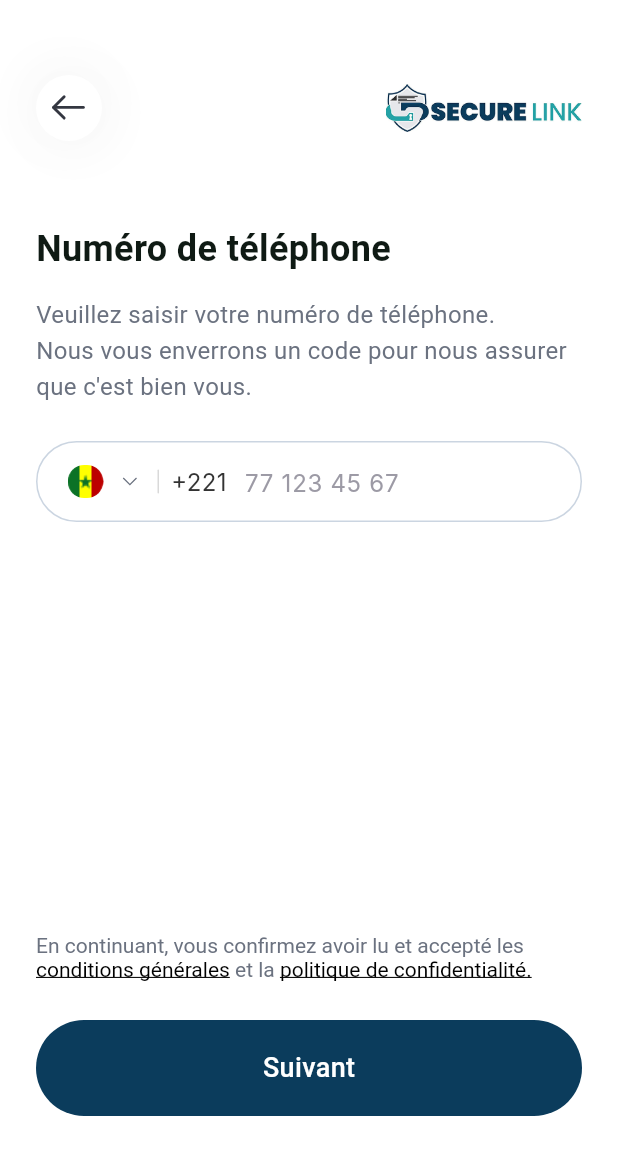
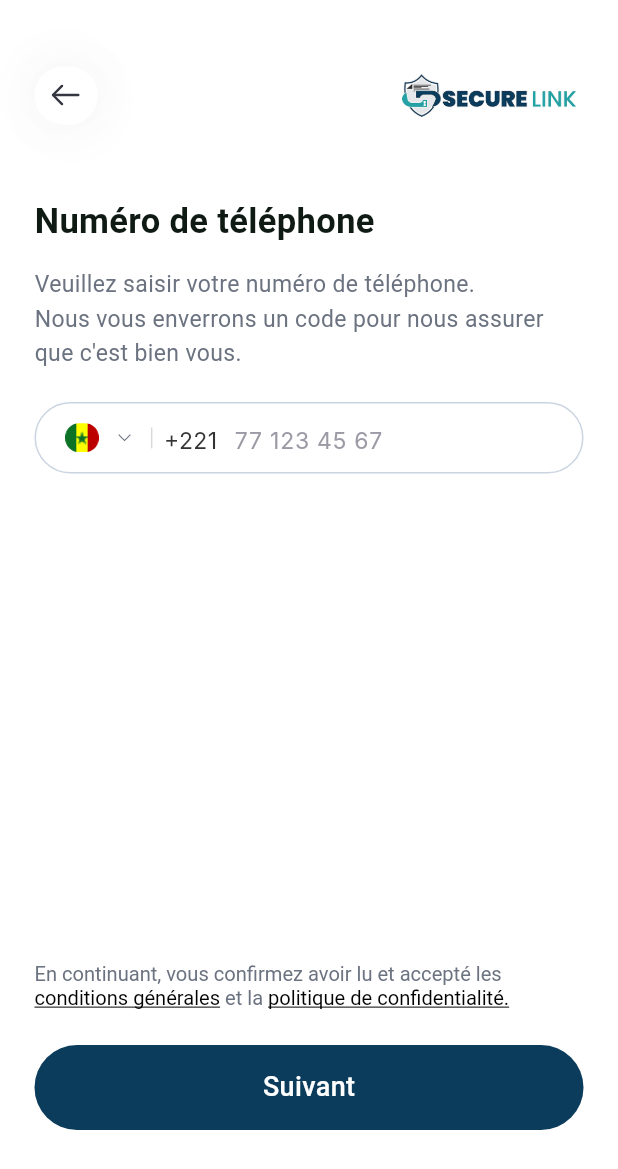
Before and after one commit to innovimpactafrica/secure-forms, a Flutter app: the LoginScreen screen opened by its route, on a phone screen of 412 x 824 dp. Shown: the top 1169 px of the screen. Run offline on Flutter 3.47's test engine with Material 3 defaults, Android fonts, the phone set to English and light mode, and no system bars; our stand-ins replace flutter_svg; Roboto replaces fonts that are missing (Inter, Sofia Sans).

Commit message:
Add responsive design: utils, widgets, and screen adaptations for all devices

```diff
--- a/lib/pages/auth/login_screen.dart
+++ b/lib/pages/auth/login_screen.dart
@@ -1,6 +1,7 @@
 import 'package:flutter/material.dart';
 import 'package:flutter_svg/flutter_svg.dart';
 import '../../utils/app_routes.dart';
+import '../../utils/responsive_utils.dart';
 
 class LoginScreen extends StatefulWidget {
   const LoginScreen({super.key});
@@ -17,41 +18,47 @@ class _LoginScreenState extends State<LoginScreen> {
     return Scaffold(
       backgroundColor: Colors.white,
       body: SizedBox(
-        width: 430,
-        height: 932,
+        width: ResponsiveUtils.getScreenWidth(context),
+        height: ResponsiveUtils.getScreenHeight(context),
         child: Stack(
           children: [
             // Bouton retour
             Positioned(
-              top: 50,
-              left: 24,
+              top: ResponsiveUtils.getResponsiveHeight(context, 50),
+              left: ResponsiveUtils.getResponsiveWidth(context, 24),
               child: GestureDetector(
                 onTap: () => Navigator.of(context).pop(),
                 child: Container(
-                  width: 44,
-                  height: 44,
+                  width: ResponsiveUtils.getResponsiveWidth(context, 44),
+                  height: ResponsiveUtils.getResponsiveHeight(context, 44),
                   decoration: BoxDecoration(
                     color: Colors.white,
-                    borderRadius: BorderRadius.circular(22),
+                    borderRadius: BorderRadius.circular(ResponsiveUtils.getResponsiveValue(context, 22)),
                     boxShadow: [
                       BoxShadow(
                         color: Colors.black.withOpacity(0.03),
-                        blurRadius: 32,
-                        offset: const Offset(-3, -3),
+                        blurRadius: ResponsiveUtils.getResponsiveValue(context, 32),
+                        offset: Offset(
+                          ResponsiveUtils.getResponsiveValue(context, -3),
+                          ResponsiveUtils.getResponsiveValue(context, -3),
+                        ),
                       ),
                       BoxShadow(
                         color: Colors.black.withOpacity(0.03),
-                        blurRadius: 32,
-                        offset: const Offset(3, 3),
+                        blurRadius: ResponsiveUtils.getResponsiveValue(context, 32),
+                        offset: Offset(
+                          ResponsiveUtils.getResponsiveValue(context, 3),
+                          ResponsiveUtils.getResponsiveValue(context, 3),
+                        ),
                       ),
                     ],
                   ),
                   child: Padding(
-                    padding: const EdgeInsets.all(7.54),
+                    padding: EdgeInsets.all(ResponsiveUtils.getResponsiveValue(context, 7.54)),
                     child: SvgPicture.asset(
                       'assets/icons/arrow-left.svg',
-                      width: 30.17,
-                      height: 30.17,
+                      width: ResponsiveUtils.getResponsiveWidth(context, 30.17),
+                      height: ResponsiveUtils.getResponsiveHeight(context, 30.17),
                     ),
                   ),
                 ),
@@ -59,20 +66,20 @@ class _LoginScreenState extends State<LoginScreen> {
             ),
             // Logo
             Positioned(
-              top: 56,
-              right: 24,
+              top: ResponsiveUtils.getResponsiveHeight(context, 56),
+              right: ResponsiveUtils.getResponsiveWidth(context, 24),
               child: Image.asset(
                 'assets/images/securelink.png',
-                width: 131,
-                height: 32,
+                width: ResponsiveUtils.getResponsiveWidth(context, 131),
+                height: ResponsiveUtils.getResponsiveHeight(context, 32),
                 fit: BoxFit.contain,
               ),
             ),
             // Contenu principal
             Positioned(
-              top: 150,
-              left: 24,
-              right: 24,
+              top: ResponsiveUtils.getResponsiveHeight(context, 150),
+              left: ResponsiveUtils.getResponsiveWidth(context, 24),
+              right: ResponsiveUtils.getResponsiveWidth(context, 24),
               child: Column(
                 crossAxisAlignment: CrossAxisAlignment.start,
                 children: [
@@ -82,81 +89,84 @@ class _LoginScreenState extends State<LoginScreen> {
                     style: TextStyle(
                       fontFamily: 'Sofia Sans',
                       fontWeight: FontWeight.w600,
-                      fontSize: 24,
+                      fontSize: ResponsiveUtils.getResponsiveFontSize(context, 24),
                       height: 32 / 24,
                       color: const Color(0xFF0F1A14),
                     ),
                   ),
-                  const SizedBox(height: 16),
+                  SizedBox(height: ResponsiveUtils.getResponsiveHeight(context, 16)),
                   // Texte explicatif
                   Text(
                     'Veuillez saisir votre numéro de téléphone.\nNous vous enverrons un code pour nous assurer que c\'est bien vous.',
                     style: TextStyle(
                       fontFamily: 'Sofia Sans',
                       fontWeight: FontWeight.w400,
-                      fontSize: 16,
+                      fontSize: ResponsiveUtils.getResponsiveFontSize(context, 16),
                       height: 24 / 16,
                       color: const Color(0xFF6B7280),
                     ),
                   ),
-                  const SizedBox(height: 24),
+                  SizedBox(height: ResponsiveUtils.getResponsiveHeight(context, 24)),
                   // Champ téléphone
                   Container(
                     width: double.infinity,
-                    height: 54,
-                    padding: const EdgeInsets.symmetric(horizontal: 20, vertical: 15),
+                    height: ResponsiveUtils.getResponsiveHeight(context, 54),
+                    padding: EdgeInsets.symmetric(
+                      horizontal: ResponsiveUtils.getResponsiveWidth(context, 20),
+                      vertical: ResponsiveUtils.getResponsiveHeight(context, 15),
+                    ),
                     decoration: BoxDecoration(
-                      borderRadius: BorderRadius.circular(100),
+                      borderRadius: BorderRadius.circular(ResponsiveUtils.getResponsiveValue(context, 100)),
                       border: Border.all(color: const Color(0xFFCBD5E1)),
                     ),
                     child: Row(
                       children: [
                         // Drapeau
                         Container(
-                          width: 24,
-                          height: 24,
+                          width: ResponsiveUtils.getResponsiveWidth(context, 24),
+                          height: ResponsiveUtils.getResponsiveHeight(context, 24),
                           decoration: BoxDecoration(
-                            borderRadius: BorderRadius.circular(12),
+                            borderRadius: BorderRadius.circular(ResponsiveUtils.getResponsiveValue(context, 12)),
                           ),
                           child: ClipRRect(
-                            borderRadius: BorderRadius.circular(12),
+                            borderRadius: BorderRadius.circular(ResponsiveUtils.getResponsiveValue(context, 12)),
                             child: Image.asset(
                               'assets/images/flag_sn-1x1.png',
-                              width: 24,
-                              height: 24,
+                              width: ResponsiveUtils.getResponsiveWidth(context, 24),
+                              height: ResponsiveUtils.getResponsiveHeight(context, 24),
                               fit: BoxFit.cover,
                             ),
                           ),
                         ),
-                        const SizedBox(width: 8),
+                        SizedBox(width: ResponsiveUtils.getResponsiveWidth(context, 8)),
                         // Chevron down
                         SvgPicture.asset(
                           'assets/icons/mdi-light_chevron-down.svg',
-                          width: 20,
-                          height: 20,
+                          width: ResponsiveUtils.getResponsiveWidth(context, 20),
+                          height: ResponsiveUtils.getResponsiveHeight(context, 20),
                         ),
-                        const SizedBox(width: 8),
+                        SizedBox(width: ResponsiveUtils.getResponsiveWidth(context, 8)),
                         // Séparateur
                         Container(
-                          width: 1,
-                          height: 16,
+                          width: ResponsiveUtils.getResponsiveWidth(context, 1),
+                          height: ResponsiveUtils.getResponsiveHeight(context, 16),
                           decoration: BoxDecoration(
                             color: const Color(0xFFD9D9D9),
-                            borderRadius: BorderRadius.circular(100),
+                            borderRadius: BorderRadius.circular(ResponsiveUtils.getResponsiveValue(context, 100)),
                           ),
                         ),
-                        const SizedBox(width: 8),
+                        SizedBox(width: ResponsiveUtils.getResponsiveWidth(context, 8)),
                         // Code pays
                         Text(
                           '+221',
                           style: TextStyle(
                             fontFamily: 'Inter',
                             fontWeight: FontWeight.w400,
-                            fontSize: 16,
+                            fontSize: ResponsiveUtils.getResponsiveFontSize(context, 16),
                             color: const Color(0xFF333333),
                           ),
                         ),
-                        const SizedBox(width: 12),
+                        SizedBox(width: ResponsiveUtils.getResponsiveWidth(context, 12)),
                         // Champ de saisie
                         Expanded(
                           child: TextField(
@@ -167,7 +177,7 @@ class _LoginScreenState extends State<LoginScreen> {
                               hintStyle: TextStyle(
                                 fontFamily: 'Inter',
                                 fontWeight: FontWeight.w400,
-                                fontSize: 16,
+                                fontSize: ResponsiveUtils.getResponsiveFontSize(context, 16),
                                 color: const Color(0xFF9C9AA5),
                               ),
                               border: InputBorder.none,
@@ -178,7 +188,7 @@ class _LoginScreenState extends State<LoginScreen> {
                             style: TextStyle(
                               fontFamily: 'Inter',
                               fontWeight: FontWeight.w400,
-                              fontSize: 16,
+                              fontSize: ResponsiveUtils.getResponsiveFontSize(context, 16),
                               color: const Color(0xFF333333),
                             ),
                           ),
@@ -191,15 +201,15 @@ class _LoginScreenState extends State<LoginScreen> {
             ),
             // Texte légal
             Positioned(
-              bottom: 170,
-              left: 24,
-              right: 24,
+              bottom: ResponsiveUtils.getResponsiveHeight(context, 170),
+              left: ResponsiveUtils.getResponsiveWidth(context, 24),
+              right: ResponsiveUtils.getResponsiveWidth(context, 24),
               child: RichText(
                 text: TextSpan(
                   style: TextStyle(
                     fontFamily: 'Sofia Sans',
                     fontWeight: FontWeight.w400,
-                    fontSize: 14,
+                    fontSize: ResponsiveUtils.getResponsiveFontSize(context, 14),
                     color: const Color(0xFF6B7280),
                   ),
                   children: [
@@ -225,15 +235,15 @@ class _LoginScreenState extends State<LoginScreen> {
             ),
             // Bouton Suivant
             Positioned(
-              bottom: 80,
-              left: 24,
-              right: 24,
+              bottom: ResponsiveUtils.getResponsiveHeight(context, 80),
+              left: ResponsiveUtils.getResponsiveWidth(context, 24),
+              right: ResponsiveUtils.getResponsiveWidth(context, 24),
               child: GestureDetector(
                 onTap: () {
                   Navigator.of(context).pushNamed(AppRoutes.otpVerification);
                 },
                 child: Container(
-                  height: 64,
+                  height: ResponsiveUtils.getResponsiveHeight(context, 64),
                   decoration: BoxDecoration(
                     color: const Color(0xFF0B3C5C),
                     borderRadius: BorderRadius.circular(100),
--- /dev/null
+++ b/lib/utils/responsive_utils.dart
@@ -0,0 +1,42 @@
+import 'package:flutter/material.dart';
+
+class ResponsiveUtils {
+  static double getScreenWidth(BuildContext context) {
+    return MediaQuery.of(context).size.width;
+  }
+
+  static double getScreenHeight(BuildContext context) {
+    return MediaQuery.of(context).size.height;
+  }
+
+  static double getResponsiveWidth(BuildContext context, double designWidth) {
+    final screenWidth = getScreenWidth(context);
+    return (designWidth / 430) * screenWidth;
+  }
+
+  static double getResponsiveHeight(BuildContext context, double designHeight) {
+    final screenHeight = getScreenHeight(context);
+    return (designHeight / 932) * screenHeight;
+  }
+
+  static double getResponsiveFontSize(BuildContext context, double fontSize) {
+    final screenWidth = getScreenWidth(context);
+    return fontSize * (screenWidth / 430);
+  }
+
+  static EdgeInsets getResponsivePadding(BuildContext context, EdgeInsets padding) {
+    final screenWidth = getScreenWidth(context);
+    final scale = screenWidth / 430;
+    return EdgeInsets.only(
+      left: padding.left * scale,
+      top: padding.top * scale,
+      right: padding.right * scale,
+      bottom: padding.bottom * scale,
+    );
+  }
+
+  static double getResponsiveValue(BuildContext context, double value) {
+    final screenWidth = getScreenWidth(context);
+    return value * (screenWidth / 430);
+  }
+}
```
Also changed, not shown: lib/pages/client/client_profil_screen.dart (+39 -38 lines), lib/widgets/responsive_menu_item.dart (added, +75 -0 lines), lib/widgets/responsive_modal.dart (added, +108 -0 lines), lib/widgets/responsive_stats_card.dart (added, +99 -0 lines).
